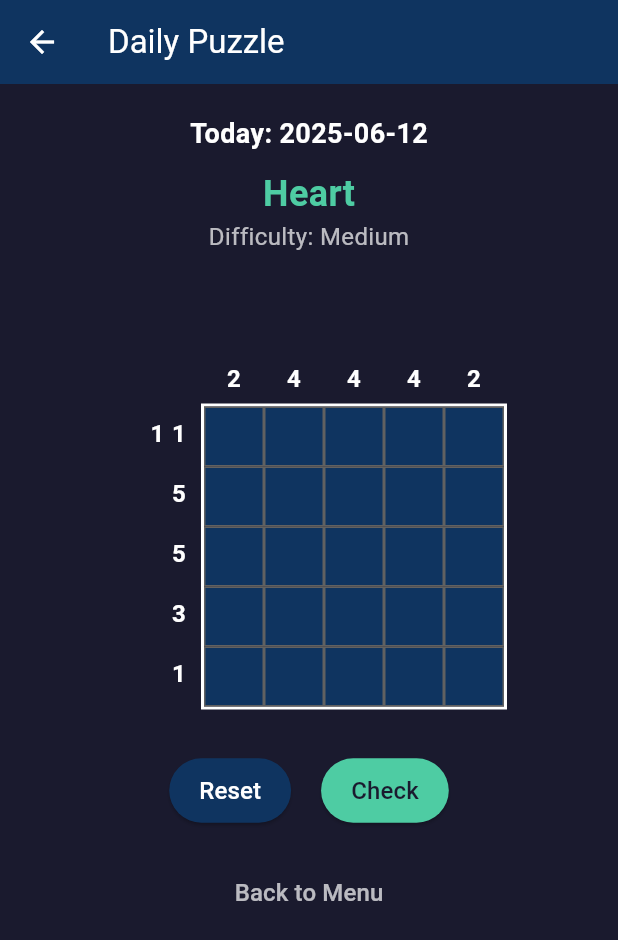
After one commit to sk4ndal-commits/logic_grid, a Flutter app: the DailyPuzzleScreen screen opened directly, after a tap on "Reset", on a phone screen of 412 x 824 dp. The commit adds this screen. Shown: the top 940 px of the screen. Run offline on Flutter 3.47's test engine with Material 3 defaults, Android fonts, the phone set to English and light mode, and no system bars; our stand-ins replace shared_preferences; missing offline and left inert: flame; accounts and stored records are empty.

Commit message:
Add daily puzzle feature and integrate into main menu
- Introduced `DailyPuzzleScreen` with logic for loading and solving daily puzzles.
- Added `DailyPuzzleService` for managing daily puzzle generation and persistence.
- Updated `MainMenuScreen` to include a "Daily Puzzle" button.
- Utilized shared preferences for storing daily puzzle progress.

```diff
--- /dev/null
+++ b/lib/game/daily_puzzle_service.dart
@@ -0,0 +1,99 @@
+import 'dart:math';
+import 'package:shared_preferences/shared_preferences.dart';
+import 'package:logic_grid/game/puzzle_model.dart';
+
+/// Service for managing daily puzzles
+class DailyPuzzleService {
+  static const String _dailyPuzzleIdKey = 'daily_puzzle_id';
+  static const String _dailyPuzzleDateKey = 'daily_puzzle_date';
+  static const String _dailyPuzzleSolvedKey = 'daily_puzzle_solved';
+
+  final PuzzleRepository _puzzleRepository;
+
+  /// Constructor
+  DailyPuzzleService({required PuzzleRepository puzzleRepository})
+      : _puzzleRepository = puzzleRepository;
+
+  /// Get today's date as a string in the format YYYY-MM-DD
+  String _getTodayDateString() {
+    final now = DateTime.now();
+    return '${now.year}-${now.month.toString().padLeft(2, '0')}-${now.day.toString().padLeft(2, '0')}';
+  }
+
+  /// Generate a seed based on the current date
+  int _generateDailySeed() {
+    final dateString = _getTodayDateString();
+    // Simple hash function to convert date string to a number
+    int seed = 0;
+    for (int i = 0; i < dateString.length; i++) {
+      seed = (seed * 31 + dateString.codeUnitAt(i)) % 2147483647;
+    }
+    return seed;
+  }
+
+  /// Get or generate the daily puzzle
+  Future<Puzzle?> getDailyPuzzle() async {
+    final prefs = await SharedPreferences.getInstance();
+    final todayString = _getTodayDateString();
+    final savedDate = prefs.getString(_dailyPuzzleDateKey);
+
+    // If we already have a puzzle for today, return it
+    if (savedDate == todayString) {
+      final puzzleId = prefs.getString(_dailyPuzzleIdKey);
+      if (puzzleId != null) {
+        return _puzzleRepository.getPuzzleById(puzzleId);
+      }
+    }
+
+    // Otherwise, generate a new daily puzzle
+    return _generateAndSaveDailyPuzzle();
+  }
+
+  /// Generate a new daily puzzle and save it
+  Future<Puzzle?> _generateAndSaveDailyPuzzle() async {
+    // Make sure puzzles are loaded
+    if (_puzzleRepository.puzzles.isEmpty) {
+      await _puzzleRepository.loadPuzzles();
+    }
+
+    // If there are no puzzles, return null
+    if (_puzzleRepository.puzzles.isEmpty) {
+      return null;
+    }
+
+    // Use the daily seed to select a random puzzle
+    final seed = _generateDailySeed();
+    final random = Random(seed);
+    final puzzleIndex = random.nextInt(_puzzleRepository.puzzles.length);
+    final puzzle = _puzzleRepository.puzzles[puzzleIndex];
+
+    // Save the puzzle ID and today's date
+    final prefs = await SharedPreferences.getInstance();
+    await prefs.setString(_dailyPuzzleIdKey, puzzle.id);
+    await prefs.setString(_dailyPuzzleDateKey, _getTodayDateString());
+    await prefs.setBool(_dailyPuzzleSolvedKey, false);
+
+    return puzzle;
+  }
+
+  /// Check if the daily puzzle has been solved
+  Future<bool> isDailyPuzzleSolved() async {
+    final prefs = await SharedPreferences.getInstance();
+    final todayString = _getTodayDateString();
+    final savedDate = prefs.getString(_dailyPuzzleDateKey);
+
+    // If we don't have a puzzle for today, it's not solved
+    if (savedDate != todayString) {
+      return false;
+    }
+
+    // Return the solved status
+    return prefs.getBool(_dailyPuzzleSolvedKey) ?? false;
+  }
+
+  /// Mark the daily puzzle as solved
+  Future<void> markDailyPuzzleSolved() async {
+    final prefs = await SharedPreferences.getInstance();
+    await prefs.setBool(_dailyPuzzleSolvedKey, true);
+  }
+}
--- /dev/null
+++ b/lib/screens/daily_puzzle_screen.dart
@@ -0,0 +1,372 @@
+import 'package:flutter/material.dart';
+import 'package:provider/provider.dart';
+import 'package:logic_grid/game/grid_model.dart';
+import 'package:logic_grid/game/grid_widget.dart';
+import 'package:logic_grid/game/puzzle_model.dart';
+import 'package:logic_grid/game/daily_puzzle_service.dart';
+
+class DailyPuzzleScreen extends StatefulWidget {
+  const DailyPuzzleScreen({super.key});
+
+  @override
+  State<DailyPuzzleScreen> createState() => _DailyPuzzleScreenState();
+}
+
+class _DailyPuzzleScreenState extends State<DailyPuzzleScreen> with TickerProviderStateMixin {
+  late PuzzleRepository _puzzleRepository;
+  late DailyPuzzleService _dailyPuzzleService;
+  Puzzle? _dailyPuzzle;
+  late AnimationController _completionAnimationController;
+  late Animation<double> _completionAnimation;
+  bool _isLoading = true;
+  bool _isPuzzleSolved = false;
+
+  @override
+  void initState() {
+    super.initState();
+
+    // Initialize the puzzle repository
+    _puzzleRepository = PuzzleRepository();
+
+    // Initialize the daily puzzle service
+    _dailyPuzzleService = DailyPuzzleService(puzzleRepository: _puzzleRepository);
+
+    // Load the daily puzzle
+    _loadDailyPuzzle();
+
+    // Initialize the completion animation controller
+    _completionAnimationController = AnimationController(
+      duration: const Duration(milliseconds: 1500),
+      vsync: this,
+    );
+
+    // Create the completion animation
+    _completionAnimation = CurvedAnimation(
+      parent: _completionAnimationController,
+      curve: Curves.easeInOut,
+    );
+
+    // Add a listener to the animation controller
+    _completionAnimationController.addStatusListener((status) {
+      if (status == AnimationStatus.completed) {
+        // When animation completes, mark the puzzle as solved if it's not already
+        if (!_isPuzzleSolved) {
+          _dailyPuzzleService.markDailyPuzzleSolved().then((_) {
+            setState(() {
+              _isPuzzleSolved = true;
+            });
+          });
+        }
+      }
+    });
+  }
+
+  @override
+  void dispose() {
+    _completionAnimationController.dispose();
+    super.dispose();
+  }
+
+  Future<void> _loadDailyPuzzle() async {
+    setState(() {
+      _isLoading = true;
+    });
+
+    // Check if the puzzle has already been solved today
+    _isPuzzleSolved = await _dailyPuzzleService.isDailyPuzzleSolved();
+
+    // Get the daily puzzle
+    _dailyPuzzle = await _dailyPuzzleService.getDailyPuzzle();
+
+    setState(() {
+      _isLoading = false;
+    });
+  }
+
+  @override
+  Widget build(BuildContext context) {
+    if (_isLoading) {
+      return Scaffold(
+        backgroundColor: const Color(0xFF1A1A2E),
+        appBar: AppBar(
+          backgroundColor: const Color(0xFF0F3460),
+          title: const Text('Daily Puzzle', style: TextStyle(color: Colors.white)),
+          leading: IconButton(
+            icon: const Icon(Icons.arrow_back, color: Colors.white),
+            onPressed: () => Navigator.of(context).pop(),
+          ),
+        ),
+        body: const Center(
+          child: CircularProgressIndicator(
+            valueColor: AlwaysStoppedAnimation<Color>(Color(0xFF4ECCA3)),
+          ),
+        ),
+      );
+    }
+
+    if (_dailyPuzzle == null) {
+      return Scaffold(
+        backgroundColor: const Color(0xFF1A1A2E),
+        appBar: AppBar(
+          backgroundColor: const Color(0xFF0F3460),
+          title: const Text('Daily Puzzle', style: TextStyle(color: Colors.white)),
+          leading: IconButton(
+            icon: const Icon(Icons.arrow_back, color: Colors.white),
+            onPressed: () => Navigator.of(context).pop(),
+          ),
+        ),
+        body: const Center(
+          child: Text(
+            'No daily puzzle available',
+            style: TextStyle(color: Colors.white, fontSize: 18),
+          ),
+        ),
+      );
+    }
+
+    return ChangeNotifierProvider(
+      create: (context) {
+        // Use the daily puzzle
+        final gridModel = GridModel(puzzle: _dailyPuzzle);
+        gridModel.completionAnimationController = _completionAnimationController;
+        return gridModel;
+      },
+      child: Scaffold(
+        backgroundColor: const Color(0xFF1A1A2E),
+        appBar: AppBar(
+          backgroundColor: const Color(0xFF0F3460),
+          title: const Text('Daily Puzzle', style: TextStyle(color: Colors.white)),
+          leading: IconButton(
+            icon: const Icon(Icons.arrow_back, color: Colors.white),
+            onPressed: () => Navigator.of(context).pop(),
+          ),
+        ),
+        body: Center(
+          child: Container(
+            width: double.infinity,
+            height: double.infinity,
+            color: const Color(0xFF1A1A2E),
+            child: Stack(
+              children: [
+                SingleChildScrollView(
+                  child: Column(
+                    mainAxisAlignment: MainAxisAlignment.center,
+                    children: [
+                      const SizedBox(height: 20),
+
+                      // Today's date
+                      Text(
+                        'Today: ${DateTime.now().toLocal().toString().split(' ')[0]}',
+                        style: const TextStyle(
+                          fontSize: 18,
+                          fontWeight: FontWeight.bold,
+                          color: Colors.white,
+                        ),
+                      ),
+
+                      const SizedBox(height: 10),
+
+                      // Puzzle name and difficulty
+                      Consumer<GridModel>(
+                        builder: (context, gridModel, child) {
+                          return Column(
+                            children: [
+                              Text(
+                                gridModel.puzzle.name,
+                                style: const TextStyle(
+                                  fontSize: 24,
+                                  fontWeight: FontWeight.bold,
+                                  color: Color(0xFF4ECCA3),
+                                ),
+                              ),
+                              Text(
+                                'Difficulty: ${gridModel.puzzle.difficulty}',
+                                style: const TextStyle(
+                                  fontSize: 16,
+                                  color: Colors.white70,
+                                ),
+                              ),
+                            ],
+                          );
+                        },
+                      ),
+
+                      const SizedBox(height: 20),
+
+                      // Already solved message
+                      if (_isPuzzleSolved)
+                        Container(
+                          padding: const EdgeInsets.all(10),
+                          margin: const EdgeInsets.symmetric(horizontal: 20),
+                          decoration: BoxDecoration(
+                            color: const Color(0xFF0F3460),
+                            borderRadius: BorderRadius.circular(10),
+                          ),
+                          child: const Text(
+                            'You\'ve already solved today\'s puzzle! Come back tomorrow for a new challenge.',
+                            textAlign: TextAlign.center,
+                            style: TextStyle(
+                              color: Colors.white,
+                              fontSize: 16,
+                            ),
+                          ),
+                        ),
+
+                      const SizedBox(height: 20),
+
+                      // Grid widget with clues
+                      const GridWidget(),
+
+                      const SizedBox(height: 30),
+
+                      // Game controls
+                      Consumer<GridModel>(
+                        builder: (context, gridModel, child) {
+                          return Row(
+                            mainAxisAlignment: MainAxisAlignment.center,
+                            children: [
+                              // Reset button
+                              ElevatedButton(
+                                onPressed: () {
+                                  gridModel.resetGrid();
+                                },
+                                style: ElevatedButton.styleFrom(
+                                  backgroundColor: const Color(0xFF0F3460),
+                                  padding: const EdgeInsets.symmetric(horizontal: 20, vertical: 10),
+                                ),
+                                child: const Text(
+                                  'Reset',
+                                  style: TextStyle(
+                                    fontSize: 16,
+                                    color: Colors.white,
+                                  ),
+                                ),
+                              ),
+                              const SizedBox(width: 20),
+
+                              // Check solution button
+                              ElevatedButton(
+                                onPressed: () async {
+                                  final isCorrect = gridModel.checkSolution();
+                                  if (isCorrect) {
+                                    // Start the completion animation
+                                    _completionAnimationController.forward(from: 0.0);
+
+                                    // Mark the daily puzzle as solved
+                                    await _dailyPuzzleService.markDailyPuzzleSolved();
+                                    setState(() {
+                                      _isPuzzleSolved = true;
+                                    });
+                                  } else {
+                                    ScaffoldMessenger.of(context).showSnackBar(
+                                      const SnackBar(
+                                        content: Text('Not quite right. Keep trying!'),
+                                        backgroundColor: Colors.red,
+                                      ),
+                                    );
+                                  }
+                                },
+                                style: ElevatedButton.styleFrom(
+                                  backgroundColor: const Color(0xFF4ECCA3),
+                                  padding: const EdgeInsets.symmetric(horizontal: 20, vertical: 10),
+                                ),
+                                child: const Text(
+                                  'Check',
+                                  style: TextStyle(
+                                    fontSize: 16,
+                                    color: Color(0xFF1A1A2E),
+                                  ),
+                                ),
+                              ),
+                            ],
+                          );
+                        },
+                      ),
+
+                      const SizedBox(height: 20),
+
+                      // Back to menu button
+                      TextButton(
+                        onPressed: () {
+                          Navigator.of(context).pop();
+                        },
+                        child: const Text(
+                          'Back to Menu',
+                          style: TextStyle(
+                            fontSize: 16,
+                            color: Colors.white70,
+                          ),
+                        ),
+                      ),
+                    ],
+                  ),
+                ),
+
+                // Puzzle completion overlay
+                Consumer<GridModel>(
+                  builder: (context, gridModel, child) {
+                    if (!gridModel.isPuzzleCompleted) {
+                      return const SizedBox.shrink();
+                    }
+
+                    return AnimatedBuilder(
+                      animation: _completionAnimation,
+                      builder: (context, child) {
+                        return Positioned.fill(
+                          child: IgnorePointer(
+                            // Ignore pointer events so buttons underneath remain clickable
+                            ignoring: true,
+                            child: Opacity(
+                              opacity: _completionAnimation.value * 0.7,
+                              child: Container(
+                                color: Colors.black,
+                                child: Center(
+                                  child: Column(
+                                    mainAxisAlignment: MainAxisAlignment.center,
+                                    children: [
+                                      // Scale up the text during the animation
+                                      Transform.scale(
+                                        scale: 0.5 + (_completionAnimation.value * 0.5),
+                                        child: const Text(
+                                          'Daily Puzzle Complete!',
+                                          style: TextStyle(
+                                            fontSize: 36,
+                                            fontWeight: FontWeight.bold,
+                                            color: Color(0xFF4ECCA3),
+                                          ),
+                                        ),
+                                      ),
+                                      if (_completionAnimation.value > 0.5)
+                                        Opacity(
+                                          opacity: (_completionAnimation.value - 0.5) * 2,
+                                          child: const Padding(
+                                            padding: EdgeInsets.all(20.0),
+                                            child: Text(
+                                              'Come back tomorrow for a new challenge!',
+                                              textAlign: TextAlign.center,
+                                              style: TextStyle(
+                                                fontSize: 18,
+                                                color: Colors.white,
+                                              ),
+                                            ),
+                                          ),
+                                        ),
+                                    ],
+                                  ),
+                                ),
+                              ),
+                            ),
+                          ),
+                        );
+                      },
+                    );
+                  },
+                ),
+              ],
+            ),
+          ),
+        ),
+      ),
+    );
+  }
+}
--- a/lib/screens/main_menu_screen.dart
+++ b/lib/screens/main_menu_screen.dart
@@ -1,5 +1,6 @@
 import 'package:flutter/material.dart';
 import 'package:logic_grid/screens/game_screen.dart';
+import 'package:logic_grid/screens/daily_puzzle_screen.dart';
 import 'package:logic_grid/game/puzzle_model.dart';
 
 class MainMenuScreen extends StatefulWidget {
@@ -105,6 +106,35 @@ class _MainMenuScreenState extends State<MainMenuScreen> {
                     ),
                     const SizedBox(height: 20),
 
+                    // Daily puzzle button
+                    if (!_showPuzzleList)
+                      ElevatedButton(
+                        onPressed: () {
+                          Navigator.of(context).push(
+                            MaterialPageRoute(
+                              builder: (context) => const DailyPuzzleScreen(),
+                            ),
+                          );
+                        },
+                        style: ElevatedButton.styleFrom(
+                          backgroundColor: const Color(0xFF4ECCA3),
+                          padding: const EdgeInsets.symmetric(horizontal: 40, vertical: 12),
+                          shape: RoundedRectangleBorder(
+                            borderRadius: BorderRadius.circular(30),
+                          ),
+                        ),
+                        child: const Text(
+                          'DAILY PUZZLE',
+                          style: TextStyle(
+                            fontSize: 16,
+                            fontWeight: FontWeight.bold,
+                            color: Color(0xFF1A1A2E),
+                          ),
+                        ),
+                      ),
+
+                    const SizedBox(height: 15),
+
                     // Quick play button
                     if (!_showPuzzleList)
                       ElevatedButton(
```
